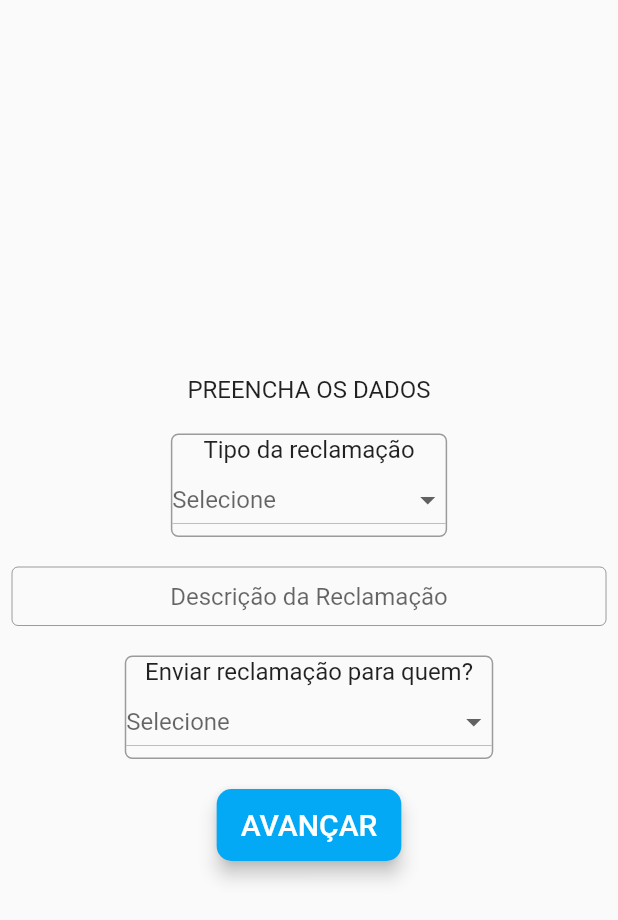
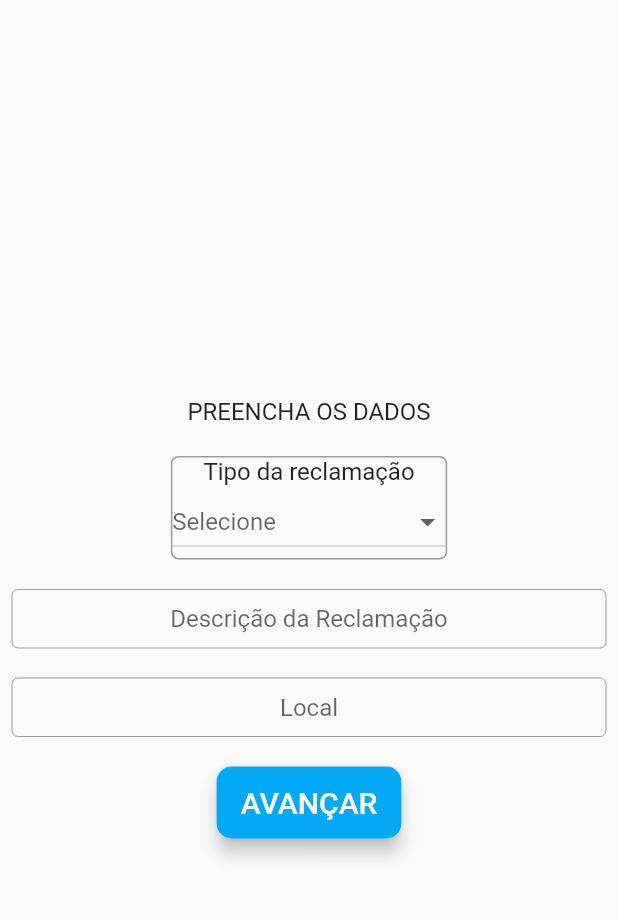
Before and after one commit to Riiquezz/QPasa_Prototype, a Flutter app: the ReportarProblema screen opened directly, on a phone screen of 412 x 824 dp. Shown: the top 920 px of the screen. Run offline on Flutter 3.47's test engine with Material 2 defaults, Android fonts, the phone set to English and light mode, and no system bars; our stand-ins replace auto_size_text, bubble, cloud_firestore, datetime_picker_formfield, firebase_auth, firebase_core and 5 more; missing offline and left inert: dart:ffi, flutter_dialogflow, flutter_facebook_login, flutter_open_whatsapp, nice_button, time_machine; accounts and stored records are empty.

Commit message:
Adicionado icones e imagens, ainda necessario fazer testes

```diff
--- a/lib/chat.dart
+++ b/lib/chat.dart
@@ -123,7 +123,7 @@ class _ChatBotState extends State<ChatBot> {
 
   Widget chat(String message, int data) {
     return Container(
-      padding: EdgeInsets.only(left: 20, right: 20),
+      padding: EdgeInsets.only(left: 10, right: 10),
       child: Row(
         mainAxisAlignment:
             data == 1 ? MainAxisAlignment.end : MainAxisAlignment.start,
--- a/lib/login.dart
+++ b/lib/login.dart
@@ -165,7 +165,7 @@ class _MyLoginPageState extends State<MyLoginPage> {
               mainAxisAlignment: MainAxisAlignment.center,
               children: <Widget>[
                 Image(
-                  image: AssetImage('images/logo.png'),
+                  image: AssetImage('assets/EscritaQPasa.png'),
                   width: 300.0,
                 ),
                 SizedBox(
@@ -340,7 +340,7 @@ class _MyLoginPageState extends State<MyLoginPage> {
                     );
                   },
                   child: Text(
-                    "Ainda não tem cadastrado? Ir para o cadastro.",
+                    "Ainda não tem cadastro? Ir para o cadastro.",
                     style: TextStyle(
                       color: Colors.blue,
                       fontWeight: FontWeight.w700,
--- a/lib/main.dart
+++ b/lib/main.dart
@@ -5,6 +5,7 @@ import 'package:cloud_firestore/cloud_firestore.dart';
 import 'package:firebase_core/firebase_core.dart';
 import 'package:flutter/material.dart';
 import 'package:fluttertoast/fluttertoast.dart';
+import 'package:intl/date_symbol_data_file.dart';
 import 'package:modal_progress_hud/modal_progress_hud.dart';
 import 'package:firebase_auth/firebase_auth.dart';
 import 'package:intl/intl.dart';
@@ -47,6 +48,7 @@ class _MyHomePageState extends State<MyHomePage> {
   final _auth = FirebaseAuth.instance;
   final _cloudStorage = FirebaseFirestore.instance;
   final dateFormat = DateFormat(DateFormat.YEAR_MONTH_DAY, 'pt_Br');
+
   bool showProgress = false;
 
   String fullName,
@@ -64,6 +66,7 @@ class _MyHomePageState extends State<MyHomePage> {
     getStateAndCityData();
 
     super.initState();
+    initializeDateFormatting('pt_BR', null);
   }
 
   void getStateAndCityData() async {
@@ -81,6 +84,7 @@ class _MyHomePageState extends State<MyHomePage> {
 
   @override
   Widget build(BuildContext context) {
+    initializeDateFormatting('pt_BR', null);
     return ModalProgressHUD(
       inAsyncCall: showProgress,
       child: Scaffold(
@@ -94,7 +98,7 @@ class _MyHomePageState extends State<MyHomePage> {
                   mainAxisAlignment: MainAxisAlignment.center,
                   children: <Widget>[
                     Image(
-                      image: AssetImage('images/logo.png'),
+                      image: AssetImage('assets/EscritaQPasa.png'),
                       width: 200.0,
                     ),
                     SizedBox(
--- a/lib/reportarProblema.dart
+++ b/lib/reportarProblema.dart
@@ -29,7 +29,11 @@ class _ReportarProblemaState extends State<ReportarProblema> {
 
   int number = 0;
 
-  String tipoReclamacao, descReclamacao, dataReclamacao, enviarReclamacao;
+  String tipoReclamacao,
+      descReclamacao,
+      dataReclamacao,
+      enviarReclamacao,
+      local;
 
   String email, password;
 
@@ -119,7 +123,18 @@ class _ReportarProblemaState extends State<ReportarProblema> {
                   SizedBox(
                     height: 20.0,
                   ),
-                  Container(
+                  TextField(
+                    keyboardType: TextInputType.emailAddress,
+                    textAlign: TextAlign.center,
+                    onChanged: (value) {
+                      local = value; //get the value entered by user.
+                    },
+                    decoration: InputDecoration(
+                      hintText: "Local",
+                      border: OutlineInputBorder(),
+                    ),
+                  ),
+                  /*Container(
                     decoration: BoxDecoration(
                       border: Border.all(color: Colors.black38),
                       borderRadius: BorderRadius.circular(5),
@@ -154,7 +169,7 @@ class _ReportarProblemaState extends State<ReportarProblema> {
                         ),
                       ],
                     ),
-                  ),
+                  ),*/
                   SizedBox(
                     height: 20.0,
                   ),
@@ -192,6 +207,7 @@ class _ReportarProblemaState extends State<ReportarProblema> {
                                   DateFormat(DateFormat.YEAR_MONTH_DAY, 'pt_Br')
                                       .format(DateTime.now()),
                               'nrReclamacao': lastNumberId,
+                              'local': local
                             };
 
                             _cloudStorage
```
Also changed, not shown: lib/menu.dart (+6 -6 lines), pubspec.yaml (+7 -0 lines), assets/EscritaQPasa.png (added), assets/logoQPasa.png (added), pubspec.lock, 22 other files.
